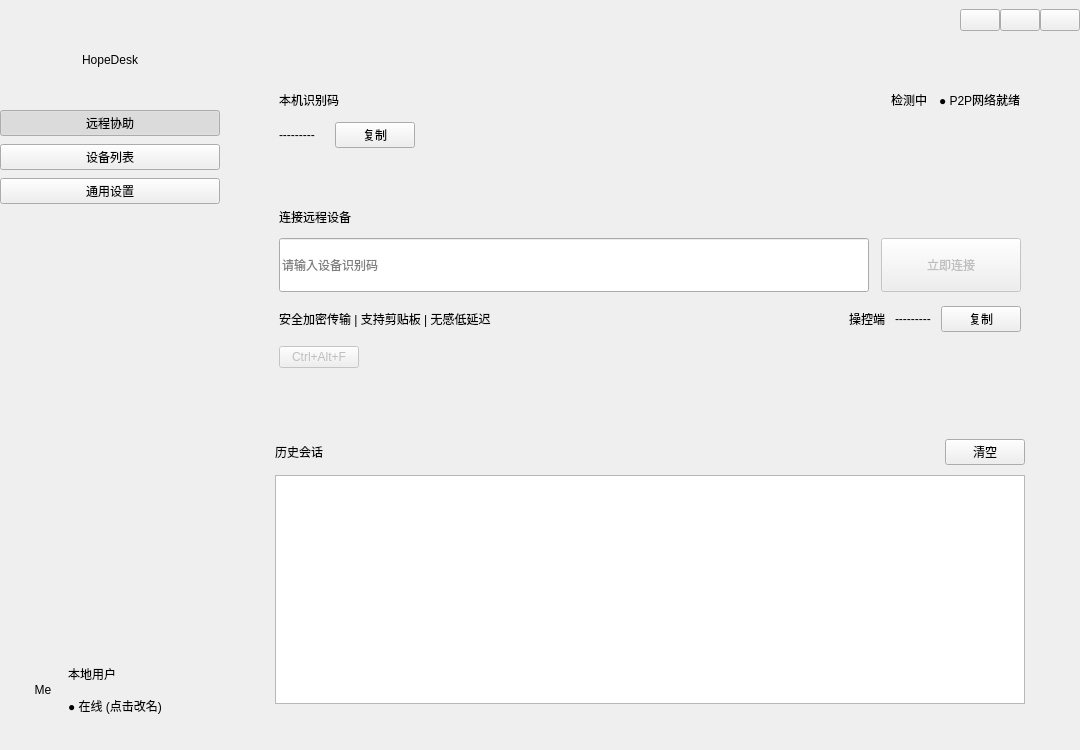
Qt form HopeDeskNative/mainwindow.ui (HopeTiga/HopeDesk) before a commit.
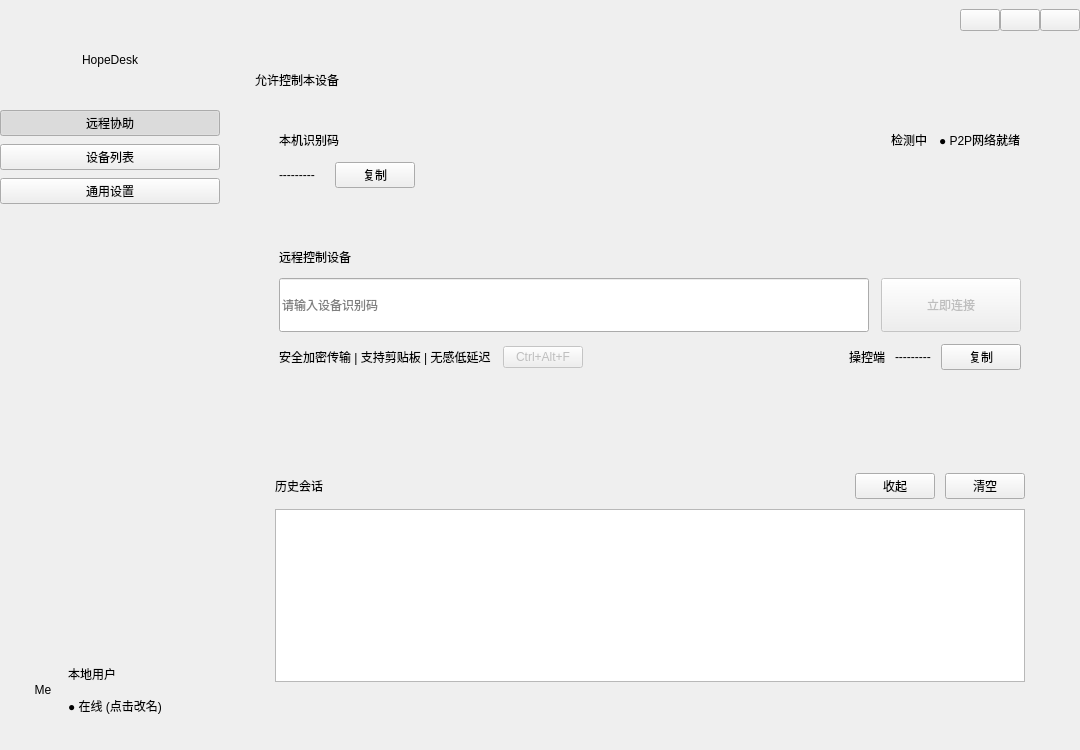
The same form after that commit.

The edit to the form file:
```diff
--- a/HopeDeskNative/mainwindow.ui
+++ b/HopeDeskNative/mainwindow.ui
@@ -338,6 +338,33 @@
         <property name="bottomMargin">
          <number>30</number>
         </property>
+        <item>
+         <layout class="QHBoxLayout" name="horizontalLayout_AllowControl">
+          <property name="spacing">
+           <number>10</number>
+          </property>
+          <item>
+           <widget class="QLabel" name="labelAllowControl">
+            <property name="text">
+             <string>允许控制本设备</string>
+            </property>
+           </widget>
+          </item>
+          <item>
+           <spacer name="horizontalSpacer_AllowControl">
+            <property name="orientation">
+             <enum>Qt::Orientation::Horizontal</enum>
+            </property>
+            <property name="sizeHint" stdset="0">
+             <size>
+              <width>40</width>
+              <height>20</height>
+             </size>
+            </property>
+           </spacer>
+          </item>
+         </layout>
+        </item>
         <item>
          <widget class="QWidget" name="containerMyDevice" native="true">
           <layout class="QVBoxLayout" name="verticalLayout_My">
@@ -458,7 +485,7 @@
            <item>
             <widget class="QLabel" name="labelTitleRemote">
              <property name="text">
-              <string>连接远程设备</string>
+              <string>远程控制设备</string>
              </property>
             </widget>
            </item>
@@ -502,25 +529,38 @@
             </layout>
            </item>
            <item>
-            <layout class="QHBoxLayout" name="horizontalLayout_RemoteStatus">
+            <layout class="QHBoxLayout" name="horizontalLayout_Hotkey">
              <property name="spacing">
-              <number>16</number>
+              <number>12</number>
              </property>
              <item>
-              <widget class="QLabel" name="remoteStatusLabel">
-               <property name="minimumSize">
-                <size>
-                 <width>0</width>
-                 <height>30</height>
-                </size>
-               </property>
+              <widget class="QLabel" name="labelFeatureText">
                <property name="text">
                 <string>安全加密传输 | 支持剪贴板 | 无感低延迟</string>
                </property>
               </widget>
              </item>
              <item>
-              <spacer name="horizontalSpacer_RemoteStatus">
+              <widget class="QPushButton" name="btnSendCtrlAltF">
+               <property name="enabled">
+                <bool>false</bool>
+               </property>
+               <property name="sizePolicy">
+                <sizepolicy hsizetype="Fixed" vsizetype="Fixed">
+                 <horstretch>0</horstretch>
+                 <verstretch>0</verstretch>
+                </sizepolicy>
+               </property>
+               <property name="cursor">
+                <cursorShape>PointingHandCursor</cursorShape>
+               </property>
+               <property name="text">
+                <string>Ctrl+Alt+F</string>
+               </property>
+              </widget>
+             </item>
+             <item>
+              <spacer name="horizontalSpacer_Hotkey">
                <property name="orientation">
                 <enum>Qt::Orientation::Horizontal</enum>
                </property>
@@ -589,26 +629,17 @@
             </layout>
            </item>
            <item>
-            <layout class="QHBoxLayout" name="horizontalLayout_CtrlAltF">
+            <layout class="QHBoxLayout" name="horizontalLayout_Tech">
              <property name="spacing">
               <number>10</number>
              </property>
              <item>
-              <widget class="QPushButton" name="btnSendCtrlAltF">
-               <property name="enabled">
+              <widget class="QLabel" name="remoteStatusLabel">
+               <property name="visible">
                 <bool>false</bool>
                </property>
-               <property name="sizePolicy">
-                <sizepolicy hsizetype="Fixed" vsizetype="Fixed">
-                 <horstretch>0</horstretch>
-                 <verstretch>0</verstretch>
-                </sizepolicy>
-               </property>
-               <property name="cursor">
-                <cursorShape>PointingHandCursor</cursorShape>
-               </property>
                <property name="text">
-                <string>Ctrl+Alt+F</string>
+                <string/>
                </property>
               </widget>
              </item>
@@ -634,7 +665,7 @@
               </widget>
              </item>
              <item>
-              <spacer name="horizontalSpacer_CtrlAltF">
+              <spacer name="horizontalSpacer_Tech">
                <property name="orientation">
                 <enum>Qt::Orientation::Horizontal</enum>
                </property>
@@ -707,6 +738,19 @@
                </property>
               </spacer>
              </item>
+             <item>
+              <widget class="QPushButton" name="btnToggleHistory">
+               <property name="cursor">
+                <cursorShape>PointingHandCursor</cursorShape>
+               </property>
+               <property name="toolTip">
+                <string>收起或展开历史会话</string>
+               </property>
+               <property name="text">
+                <string>收起</string>
+               </property>
+              </widget>
+             </item>
              <item>
               <widget class="QPushButton" name="btnClearHistory">
                <property name="cursor">
@@ -727,7 +771,7 @@
              <property name="minimumSize">
               <size>
                <width>0</width>
-               <height>80</height>
+               <height>130</height>
               </size>
              </property>
              <property name="flow">
@@ -750,6 +794,19 @@
           </layout>
          </widget>
         </item>
+        <item>
+         <spacer name="verticalSpacer_Home">
+          <property name="orientation">
+           <enum>Qt::Orientation::Vertical</enum>
+          </property>
+          <property name="sizeHint" stdset="0">
+           <size>
+            <width>20</width>
+            <height>40</height>
+           </size>
+          </property>
+         </spacer>
+        </item>
        </layout>
       </widget>
       <widget class="QWidget" name="pageDevices">
@@ -945,7 +1002,7 @@
                  </item>
                 </widget>
                </item>
-               <item row="0" column="2">
+               <item row="0" column="4">
                 <spacer name="horizontalSpacer_Set1">
                  <property name="orientation">
                   <enum>Qt::Orientation::Horizontal</enum>
@@ -1063,7 +1120,7 @@
                  </property>
                 </widget>
                </item>
-               <item row="5" column="0" colspan="3">
+               <item row="5" column="0" colspan="4">
                 <widget class="Line" name="line_Set1">
                  <property name="orientation">
                   <enum>Qt::Orientation::Horizontal</enum>
@@ -1084,7 +1141,7 @@
                  </property>
                 </widget>
                </item>
-               <item row="8" column="0" colspan="2">
+               <item row="8" column="0">
                 <widget class="QCheckBox" name="checkShowRtt">
                  <property name="toolTip">
                   <string>开启后,远程连接时在连接类型旁显示网络往返延迟(RTT)</string>
@@ -1094,6 +1151,16 @@
                  </property>
                 </widget>
                </item>
+               <item row="8" column="1">
+                <widget class="QCheckBox" name="checkShowEncodeInfo">
+                 <property name="toolTip">
+                  <string>关闭后,远程连接时不显示编码与采集信息</string>
+                 </property>
+                 <property name="text">
+                  <string>显示编码与采集信息</string>
+                 </property>
+                </widget>
+               </item>
                <item row="8" column="2">
                 <widget class="QCheckBox" name="checkShowFps">
                  <property name="toolTip">
@@ -1104,7 +1171,17 @@
                  </property>
                 </widget>
                </item>
-               <item row="9" column="0" colspan="3">
+               <item row="8" column="3">
+                <widget class="QCheckBox" name="checkShowHotkey">
+                 <property name="toolTip">
+                  <string>关闭后,远程连接时不显示 Ctrl+Alt+F 按钮</string>
+                 </property>
+                 <property name="text">
+                  <string>显示 Ctrl+Alt+F</string>
+                 </property>
+                </widget>
+               </item>
+               <item row="9" column="0" colspan="4">
                 <widget class="Line" name="line_SetEncode">
                  <property name="orientation">
                   <enum>Qt::Orientation::Horizontal</enum>
```
